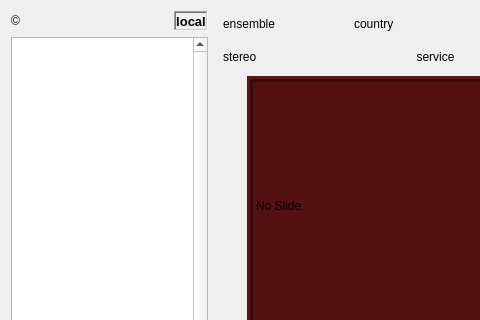
Above: forms/dabradio.ui from tomneda/DABstar before the change; both pictures show x 0 to 480 and y 0 to 320 of the 659 by 481 pixel window. Below: the same form after it.
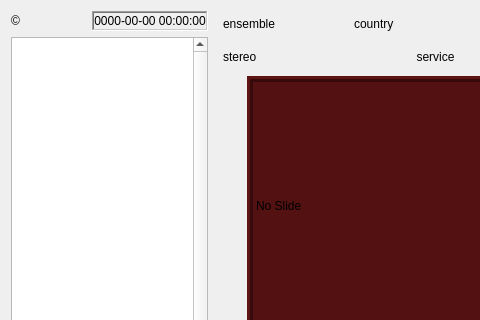
That is the form after the change. Icons and pictures are not drawn. Custom widgets are drawn as their Qt base class.

Commit message: Pimp up clock design and functionality

```diff
--- a/forms/dabradio.ui
+++ b/forms/dabradio.ui
@@ -43,13 +43,6 @@
        </item>
        <item>
         <widget class="QLabel" name="lblLocalTime">
-         <property name="font">
-          <font>
-           <pointsize>10</pointsize>
-           <weight>75</weight>
-           <bold>true</bold>
-          </font>
-         </property>
          <property name="toolTip">
           <string>&lt;html&gt;&lt;head/&gt;&lt;body&gt;&lt;p&gt;Date and time, taken from DAB data stream.&lt;/p&gt;&lt;/body&gt;&lt;/html&gt;</string>
          </property>
@@ -60,7 +53,7 @@
           <enum>QFrame::Sunken</enum>
          </property>
          <property name="text">
-          <string>local</string>
+          <string>0000-00-00 00:00:00</string>
          </property>
          <property name="alignment">
           <set>Qt::AlignCenter</set>
```
Left out of the diff: 2 changed lines with no effect on the pictures. The commit also changes 2 other files.
